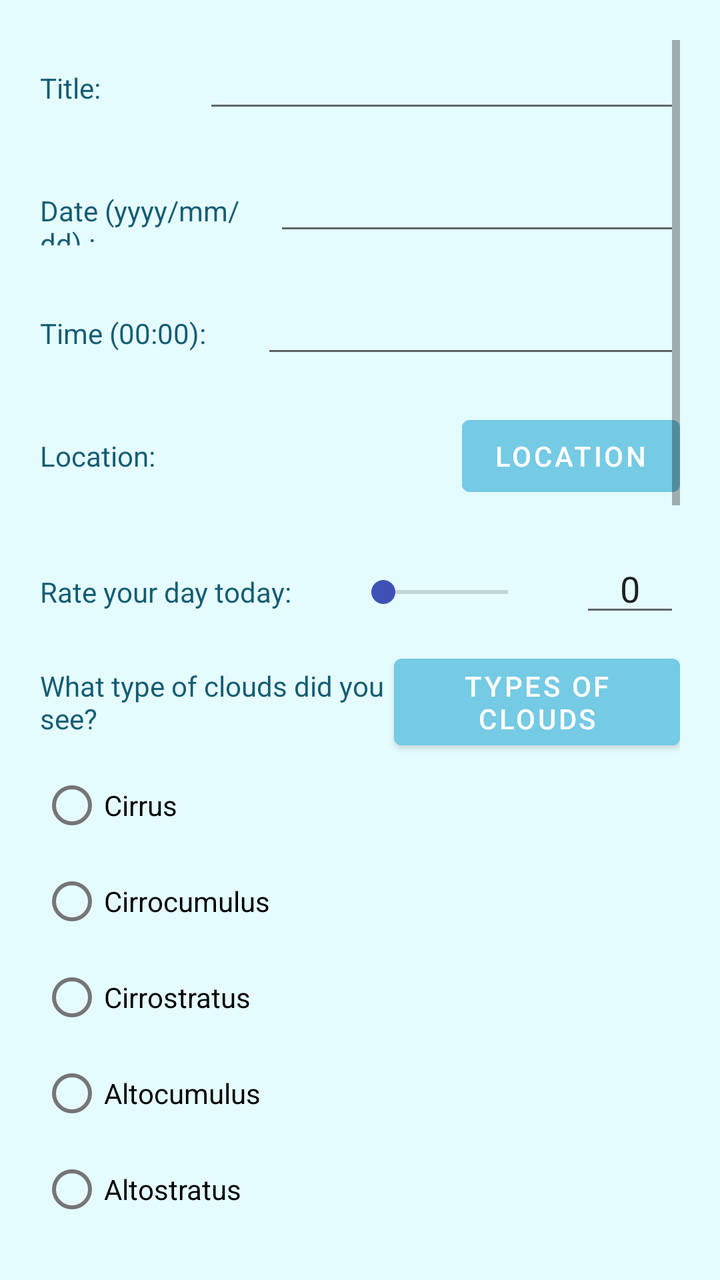
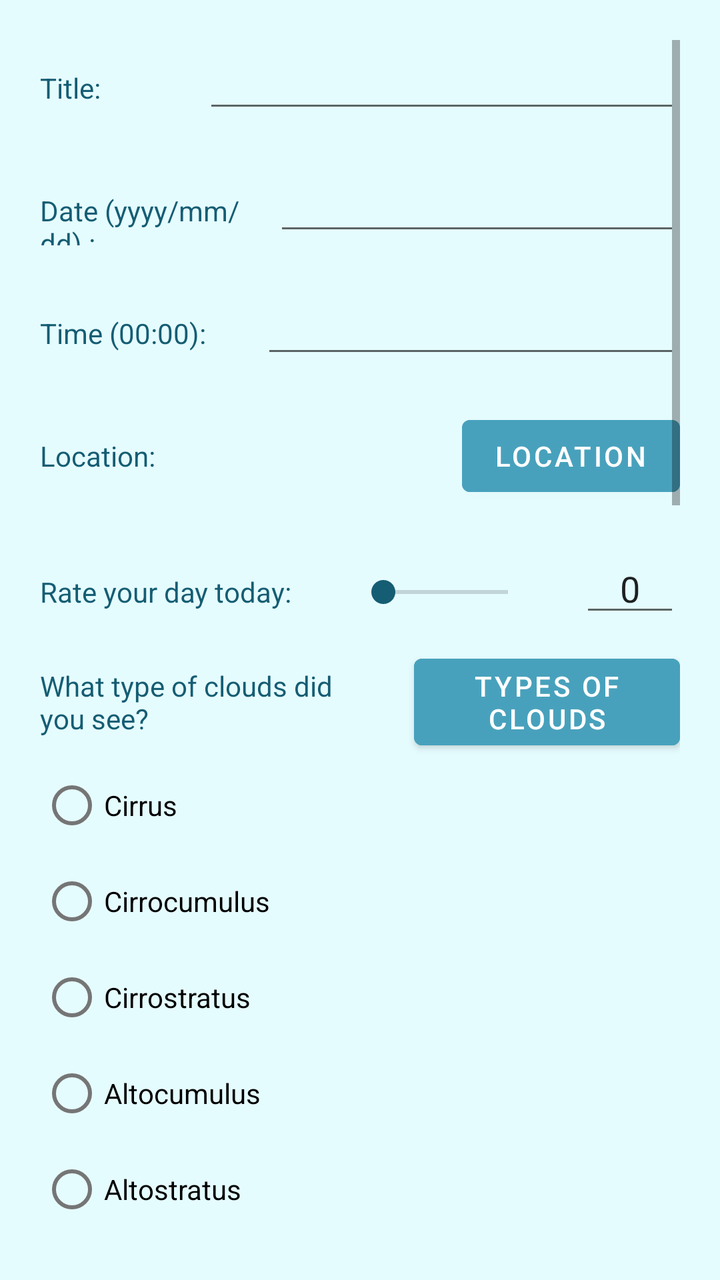

Compare the two renders of this Android layout. The source of the first and the diff that turns it into the second are given below.
<!-- AndroidManifest.xml: application theme Theme.CloudGazer -->
<!-- res/layout/activity_reflection_layout.xml -->
<?xml version="1.0" encoding="utf-8"?>
<androidx.appcompat.widget.LinearLayoutCompat xmlns:android="http://schemas.android.com/apk/res/android"
    xmlns:app="http://schemas.android.com/apk/res-auto"
    xmlns:tools="http://schemas.android.com/tools"
    android:layout_width="match_parent"
    android:layout_height="match_parent"
    android:orientation="vertical"
    android:background="@color/light_blue"
    android:padding="20dp">








    <ScrollView
        android:layout_width="match_parent"
        android:layout_height="match_parent"
        android:fillViewport="true"
        >

    <LinearLayout
        android:layout_width="match_parent"
        android:layout_height="match_parent"
        android:orientation="vertical"
        >

        <LinearLayout
            android:layout_width="match_parent"
            android:layout_height="wrap_content"
            android:orientation="horizontal">

            <TextView
                android:id="@+id/titleTextView"
                style="@style/Subtitle"
                android:layout_width="wrap_content"
                android:layout_height="wrap_content"
                android:layout_weight="1"
                android:paddingRight="20dp"
                android:text="Title: " />

            <EditText
                android:id="@+id/inputTitle"
                android:layout_width="wrap_content"
                android:layout_height="wrap_content"
                android:layout_weight="1"
                android:ems="10"/>
        </LinearLayout>

        <LinearLayout
            android:layout_width="match_parent"
            android:layout_height="wrap_content"
            android:orientation="horizontal"
            android:paddingTop="20dp">

            <TextView
                android:id="@+id/dateTextView"
                style="@style/Subtitle"
                android:layout_width="wrap_content"
                android:layout_height="wrap_content"
                android:layout_weight="2"
                android:text="Date (yyyy/mm/dd) : " />

            <EditText
                android:id="@+id/inputDate"
                android:layout_width="wrap_content"
                android:layout_height="wrap_content"
                android:layout_weight="1"
                android:ems="10"
                android:inputType="date" />
        </LinearLayout>

        <LinearLayout
            android:layout_width="match_parent"
            android:layout_height="wrap_content"
            android:orientation="horizontal"
            android:paddingTop="20dp">

            <TextView
                android:id="@+id/timeTextView"
                style="@style/Subtitle"
                android:layout_width="wrap_content"
                android:layout_height="wrap_content"
                android:layout_weight="1"
                android:paddingRight="25dp"
                android:text="Time (00:00): " />

            <EditText
                android:id="@+id/inputTime"
                android:layout_width="wrap_content"
                android:layout_height="wrap_content"
                android:layout_weight="1"
                android:ems="10"
                android:inputType="time" />

        </LinearLayout>

        <LinearLayout
            android:layout_width="match_parent"
            android:layout_height="wrap_content"
            android:orientation="horizontal"
            android:paddingTop="20dp">

            <TextView
                style="@style/Subtitle"
                android:layout_width="wrap_content"
                android:layout_height="wrap_content"
                android:layout_weight="1"
                android:text="Location: "/>

            <TextView
                android:id="@+id/inputLocation"
                android:layout_width="70dp"
                android:layout_height="wrap_content"
                android:layout_weight="3"
                android:ems="10" />

            <Button
                android:id="@+id/getLocation"
                android:layout_width="wrap_content"
                android:layout_height="wrap_content"
                android:theme="@style/BlueButton"
                android:onClick="launchLocation"
                android:text="Location" />

        </LinearLayout>

        <LinearLayout
            android:layout_width="match_parent"
            android:layout_height="wrap_content"
            android:orientation="horizontal"
            android:paddingTop="20dp">

            <TextView
                android:id="@+id/rateTextView2"
                style="@style/Subtitle"
                android:layout_width="wrap_content"
                android:layout_height="wrap_content"
                android:paddingRight="30dp"
                android:text="@string/rate_des" />

            <SeekBar
                android:id="@+id/seekBar"
                android:layout_width="wrap_content"
                android:layout_height="wrap_content"
                android:layout_weight="1"
                android:max="10"
                android:paddingTop="15dp"
                android:progressTint="#3F51B5"
                android:thumbTint="#3F51B5"
                 />

            <EditText
                android:id="@+id/rateDay"
                android:layout_width="wrap_content"
                android:layout_height="wrap_content"
                android:text="0"
                android:layout_marginStart="20dp"
                android:paddingLeft="20dp"
                android:paddingRight="20dp"/>
        </LinearLayout>

        <LinearLayout
            android:layout_width="match_parent"
            android:layout_height="match_parent"
            android:orientation="vertical">

            <LinearLayout
                android:layout_width="match_parent"
                android:layout_height="wrap_content"
                android:orientation="horizontal"
                android:paddingTop="10dp">

                <TextView
                    android:id="@+id/weatherTextView"
                    style="@style/Subtitle"
                    android:layout_width="wrap_content"
                    android:layout_height="wrap_content"
                    android:layout_weight="1"
                    android:text="@string/weather_des" />

                <Button
                    android:id="@+id/cloudFinder"
                    android:layout_width="wrap_content"
                    android:layout_height="wrap_content"

                    android:layout_weight="1"
                    android:onClick="cloudLaunch"
                    android:text="Types of Clouds"
                    android:theme="@style/BlueButton" />

            </LinearLayout>

                <RadioGroup
                    android:id="@+id/weatherSelect"
                    android:layout_width="match_parent"
                    android:layout_height="wrap_content">

                        <RadioButton
                            android:id="@+id/cirrus"
                            android:layout_width="match_parent"
                            android:layout_height="wrap_content"
                            android:layout_weight="1"
                            android:text="Cirrus" />

                        <RadioButton
                            android:id="@+id/cirrocumulus"
                            android:layout_weight="1"
                            android:layout_width="match_parent"
                            android:layout_height="wrap_content"
                            android:text="Cirrocumulus" />

                        <RadioButton
                            android:id="@+id/cirrostratus"
                            android:layout_weight="1"
                            android:layout_width="match_parent"
                            android:layout_height="wrap_content"
                            android:text="Cirrostratus" />

                        <RadioButton
                            android:id="@+id/altocumulus"
                            android:layout_weight="1"
                            android:layout_width="match_parent"
                            android:layout_height="wrap_content"
                            android:text="Altocumulus" />

                        <RadioButton
                            android:id="@+id/altostratus"
                            android:layout_weight="1"
                            android:layout_width="match_parent"
                            android:layout_height="wrap_content"
                            android:text="Altostratus" />

                        <RadioButton
                            android:id="@+id/nimbostratus"
                            android:layout_weight="1"
                            android:layout_width="match_parent"
                            android:layout_height="wrap_content"
                            android:text="Nimbostratus" />


                        <RadioButton
                            android:id="@+id/cumulus"
                            android:layout_weight="1"
                            android:layout_width="match_parent"
                            android:layout_height="wrap_content"
                            android:text="Cumulus" />

                        <RadioButton
                            android:id="@+id/cumulonimbus"
                            android:layout_weight="1"
                            android:layout_width="match_parent"
                            android:layout_height="wrap_content"
                            android:text="Cumulonimbus" />

                        <RadioButton
                            android:id="@+id/stratocumulus"
                            android:layout_weight="1"
                            android:layout_width="match_parent"
                            android:layout_height="wrap_content"
                            android:text="Stratocumulus" />

                        <RadioButton
                            android:id="@+id/stratus"
                            android:layout_weight="1"
                            android:layout_width="match_parent"
                            android:layout_height="wrap_content"
                            android:text="Stratus" />

                        <RadioButton
                            android:id="@+id/other"
                            android:layout_width="match_parent"
                            android:layout_height="wrap_content"
                            android:text="Other" />
                </RadioGroup>
        </LinearLayout>

        <LinearLayout
            android:layout_width="match_parent"
            android:layout_height="wrap_content"
            android:orientation="horizontal"
            android:paddingTop="20dp">

            <TextView
                android:id="@+id/photoTextView"
                style="@style/Subtitle"
                android:layout_width="wrap_content"
                android:layout_height="wrap_content"
                android:layout_weight="1"
                android:paddingRight="70dp"
                android:text="@string/photo_des"/>

            <Button
                android:id="@+id/cameraButton"
                android:theme="@style/BlueButton"
                android:layout_width="wrap_content"
                android:layout_height="wrap_content"
                android:layout_weight="1"
                android:text="Launch Camera"
                android:onClick="launchCamera"/>
        </LinearLayout>

        <LinearLayout
            android:layout_width="match_parent"
            android:layout_height="150dp"
            android:orientation="vertical"
            android:paddingTop="12dp">

            <ImageView
                android:id="@+id/previewImage"
                android:layout_width="wrap_content"
                android:layout_height="wrap_content"/>
        </LinearLayout>

        <LinearLayout
            android:layout_width="match_parent"
            android:layout_height="wrap_content"
            android:orientation="vertical"
            android:paddingTop="20dp">

            <TextView
                android:id="@+id/questionTextView"
                style="@style/Subtitle"
                android:layout_width="wrap_content"
                android:layout_height="wrap_content"
                android:layout_weight="1"
                android:paddingBottom="20dp"
                android:text="@string/day_des" />

            <androidx.core.widget.NestedScrollView
                android:layout_width="match_parent"
                android:layout_height="200dp"
                android:background="@color/white"
                >

            <EditText
                android:id="@+id/inputDayDes"
                android:layout_width="match_parent"
                android:paddingTop="20dp"
                android:paddingStart="20dp"
                android:paddingEnd="20dp"
                android:paddingBottom="20dp"
                android:layout_height="wrap_content"
                android:layout_weight="1"
                android:ems="10"
                android:gravity="start|top"
                android:background="@color/white"
                android:inputType="textMultiLine" />
            </androidx.core.widget.NestedScrollView>
        </LinearLayout>

        <LinearLayout
            android:layout_width="match_parent"
            android:layout_height="wrap_content"
            android:orientation="horizontal"
            android:paddingTop="20dp"
            android:paddingBottom="20dp">

            <TextView
                android:id="@+id/communityTextView"
                style="@style/Subtitle"
                android:layout_width="wrap_content"
                android:layout_height="wrap_content"
                android:paddingEnd="25dp"
                android:text="@string/share_des" />

                <RadioGroup
                        android:layout_width="match_parent"
                        android:layout_height="wrap_content"
                        android:id="@+id/communitySelect">
                        <RadioButton
                            android:id="@+id/yesRadioButton"
                            android:layout_width="match_parent"
                            android:layout_height="wrap_content"
                            android:text="Yes" />
                        <RadioButton
                            android:id="@+id/noRadioButton"
                            android:layout_width="match_parent"
                            android:layout_height="wrap_content"
                            android:text="No"/>
                </RadioGroup>

        </LinearLayout>

        <Button
            android:id="@+id/submitButton"
            android:theme="@style/BlueButton"
            android:layout_width="match_parent"
            android:layout_height="wrap_content"
            android:text="@string/submit"
            android:onClick="submit"/>
        </LinearLayout>

    </ScrollView>


</androidx.appcompat.widget.LinearLayoutCompat>
<!-- resources referenced by this layout -->
<resources>
  <color name="light_blue">#E5FCFF</color>
  <color name="white">#FFFFFFFF</color>
  <string name="day_des">Describe your day:</string>
  <string name="photo_des">Take a Photo!</string>
  <string name="rate_des">Rate your day today:</string>
  <string name="share_des">Share your day to the community?</string>
  <string name="submit">Submit</string>
  <string name="weather_des">What type of clouds did you see?</string>
  <style name="BlueButton" parent="Widget.AppCompat.Button">
          <item name="android:backgroundTint">@color/dark_blue</item>
          <item name="android:textColor">@android:color/white</item>
      </style>
  <style name="Subtitle" parent="Widget.AppCompat.TextView">
          <item name="android:textColor">@color/dark_navyblue</item>
  
  
      </style>
  <style name="Theme.CloudGazer" parent="Theme.MaterialComponents.DayNight.DarkActionBar">
          
          <item name="colorPrimary">@color/dark_navyblue</item>
          <item name="colorPrimaryVariant">@color/darker_navyblue</item>
          <item name="colorOnPrimary">@color/white</item>
          
          <item name="colorSecondary">@color/teal_200</item>
          <item name="colorSecondaryVariant">@color/teal_700</item>
          <item name="colorOnSecondary">@color/black</item>
          
          <item name="android:statusBarColor" tools:targetApi="l">?attr/colorPrimaryVariant</item>
          <item name="android:button" tools:targetApi="l">?attr/colorPrimaryVariant</item>
          
      </style>
  <color name="dark_blue">#75CAE4</color>
  <color name="dark_navyblue">#155D73</color>
  <color name="darker_navyblue">#013242</color>
  <color name="teal_200">#FF03DAC5</color>
  <color name="teal_700">#FF018786</color>
  <color name="black">#FF000000</color>
</resources>

<!-- the commit's change to res/layout/activity_reflection_layout.xml (unified diff, before → after) -->
@@ -148,8 +148,8 @@
                 android:layout_weight="1"
                 android:max="10"
                 android:paddingTop="15dp"
-                android:progressTint="#3F51B5"
-                android:thumbTint="#3F51B5"
+                android:progressTint="@color/dark_navyblue"
+                android:thumbTint="@color/dark_navyblue"
                  />
 
             <EditText
@@ -176,6 +176,7 @@
                 <TextView
                     android:id="@+id/weatherTextView"
                     style="@style/Subtitle"
+                    android:paddingEnd="20dp"
                     android:layout_width="wrap_content"
                     android:layout_height="wrap_content"
                     android:layout_weight="1"
<!-- resource entries referenced after the edit -->
@@ -31,7 +31,7 @@
           <item name="android:button" tools:targetApi="l">?attr/colorPrimaryVariant</item>
           
       </style>
-  <color name="dark_blue">#75CAE4</color>
+  <color name="dark_blue">#48A1BC</color>
   <color name="dark_navyblue">#155D73</color>
   <color name="darker_navyblue">#013242</color>
   <color name="teal_200">#FF03DAC5</color>
